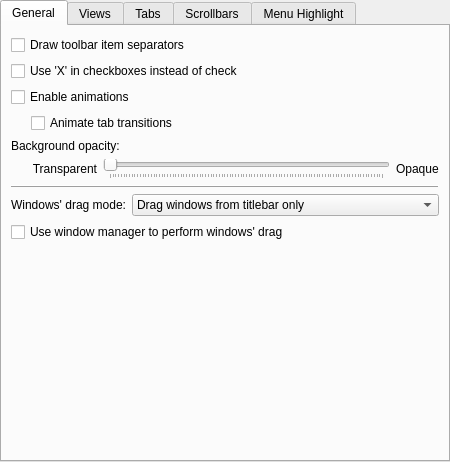
Qt form oxygen-transparent/style/config/ui/oxygenstyleconfig.ui (mathieujobin/kde-playground-artwork) before a commit.
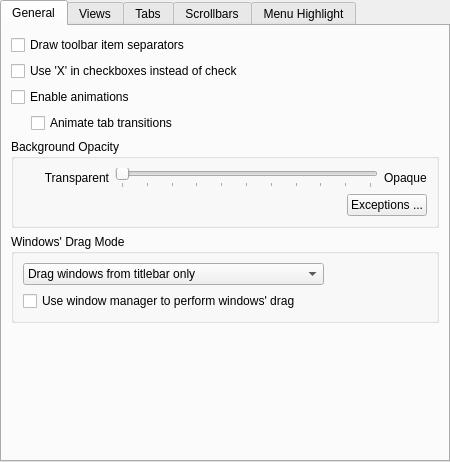
The same form after that commit. Custom widgets are drawn as their Qt base class.

```diff
--- a/oxygen-transparent/style/config/ui/oxygenstyleconfig.ui
+++ b/oxygen-transparent/style/config/ui/oxygenstyleconfig.ui
@@ -44,7 +44,7 @@
       <attribute name="title">
        <string>General</string>
       </attribute>
-      <layout class="QVBoxLayout" name="verticalLayout_2">
+      <layout class="QVBoxLayout" name="verticalLayout_3">
        <item>
         <widget class="QCheckBox" name="_toolBarDrawItemSeparator">
          <property name="text">
@@ -105,21 +105,11 @@
         </widget>
        </item>
        <item>
-        <widget class="QLabel" name="label_5">
-         <property name="sizePolicy">
-          <sizepolicy hsizetype="Minimum" vsizetype="Preferred">
-           <horstretch>0</horstretch>
-           <verstretch>0</verstretch>
-          </sizepolicy>
+        <widget class="QGroupBox" name="groupBox">
+         <property name="title">
+          <string>Background Opacity</string>
          </property>
-         <property name="text">
-          <string>Background opacity:</string>
-         </property>
-         <property name="alignment">
-          <set>Qt::AlignLeading|Qt::AlignLeft|Qt::AlignVCenter</set>
-         </property>
-        </widget>
-       </item>
+         <layout class="QVBoxLayout" name="verticalLayout_2">
        <item>
         <layout class="QHBoxLayout" name="horizontalLayout_3" stretch="0,0,1,0">
          <item>
@@ -174,22 +164,39 @@
         </layout>
        </item>
        <item>
-        <widget class="QWidget" name="_generalExpertWidget" native="true">
-         <layout class="QGridLayout" name="gridLayout">
-          <property name="margin">
-           <number>0</number>
-          </property>
-          <item row="0" column="0" colspan="3">
-           <widget class="QFrame" name="frame">
-            <property name="frameShape">
-             <enum>QFrame::HLine</enum>
-            </property>
-            <property name="frameShadow">
-             <enum>QFrame::Raised</enum>
+           <layout class="QHBoxLayout" name="horizontalLayout_4">
+            <item>
+             <spacer name="horizontalSpacer">
+              <property name="orientation">
+               <enum>Qt::Horizontal</enum>
+              </property>
+              <property name="sizeHint" stdset="0">
+               <size>
+                <width>40</width>
+                <height>20</height>
+               </size>
+              </property>
+             </spacer>
+            </item>
+            <item>
+             <widget class="KPushButton" name="_exceptionsButton">
+              <property name="text">
+               <string>Exceptions ...</string>
             </property>
            </widget>
           </item>
-          <item row="1" column="1" colspan="2">
+           </layout>
+          </item>
+         </layout>
+        </widget>
+       </item>
+       <item>
+        <widget class="QGroupBox" name="_generalExpertWidget">
+         <property name="title">
+          <string>Windows' Drag Mode</string>
+         </property>
+         <layout class="QGridLayout" name="gridLayout_6">
+          <item row="0" column="0">
            <widget class="KComboBox" name="_windowDragMode">
             <item>
              <property name="text">
@@ -208,32 +215,26 @@
             </item>
            </widget>
           </item>
-          <item row="2" column="0" colspan="3">
+          <item row="0" column="1">
+           <spacer name="horizontalSpacer_7">
+            <property name="orientation">
+             <enum>Qt::Horizontal</enum>
+            </property>
+            <property name="sizeHint" stdset="0">
+             <size>
+              <width>87</width>
+              <height>20</height>
+             </size>
+            </property>
+           </spacer>
+          </item>
+          <item row="1" column="0" colspan="2">
            <widget class="QCheckBox" name="_useWMMoveResize">
             <property name="text">
              <string>Use window manager to perform windows' drag</string>
             </property>
            </widget>
           </item>
-          <item row="1" column="0">
-           <widget class="QLabel" name="label_3">
-            <property name="sizePolicy">
-             <sizepolicy hsizetype="Fixed" vsizetype="Preferred">
-              <horstretch>0</horstretch>
-              <verstretch>0</verstretch>
-             </sizepolicy>
-            </property>
-            <property name="text">
-             <string>Windows' drag mode:</string>
-            </property>
-            <property name="alignment">
-             <set>Qt::AlignRight|Qt::AlignTrailing|Qt::AlignVCenter</set>
-            </property>
-            <property name="buddy">
-             <cstring>_windowDragMode</cstring>
-            </property>
-           </widget>
-          </item>
          </layout>
         </widget>
        </item>
@@ -544,6 +545,11 @@
    <extends>QSpinBox</extends>
    <header>knuminput.h</header>
   </customwidget>
+  <customwidget>
+   <class>KPushButton</class>
+   <extends>QPushButton</extends>
+   <header>kpushbutton.h</header>
+  </customwidget>
   <customwidget>
    <class>KComboBox</class>
    <extends>QComboBox</extends>
```
Lines whose indentation alone changed are shown as unchanged.
